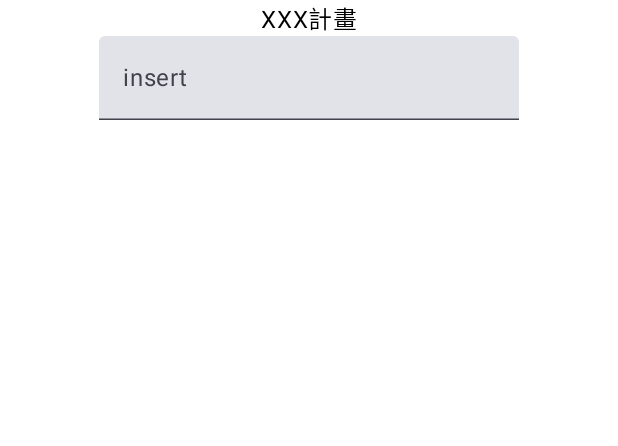
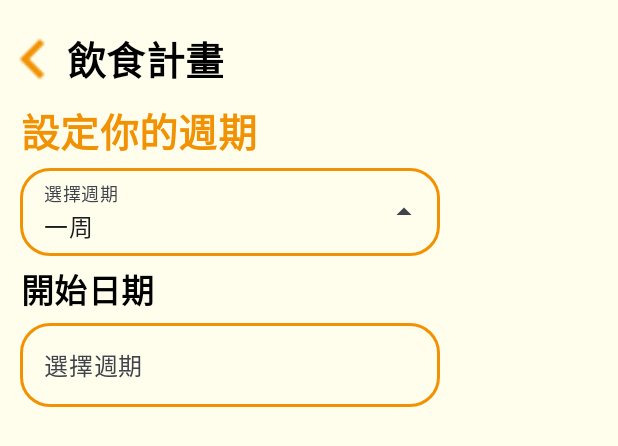
Before and after one commit to junshin4211/HealthHelper, an Android app built with Jetpack Compose: the @Preview function EditPlanPreview, on a phone screen of 412 x 824 dp. Shown: the top 446 px of the screen. Run offline under Robolectric (Android 15) with nearby library versions, the phone set to English and light mode, and no system bars.

Commit message:
update plan.Datepicker,DropDownMenu,Icon

```diff
--- a/app/src/main/java/com/example/healthhelper/plan/DefaultPlan.kt
+++ b/app/src/main/java/com/example/healthhelper/plan/DefaultPlan.kt
@@ -1,8 +1,14 @@
 package com.example.healthhelper.plan
 
+import android.content.Context
 import androidx.compose.foundation.layout.Column
 import androidx.compose.foundation.*
+import androidx.compose.foundation.layout.Arrangement
+import androidx.compose.foundation.layout.Row
 import androidx.compose.foundation.layout.fillMaxSize
+import androidx.compose.foundation.layout.fillMaxWidth
+import androidx.compose.foundation.layout.padding
+import androidx.compose.material3.MaterialTheme
 import androidx.compose.material3.Text
 import androidx.compose.material3.TextField
 import androidx.compose.runtime.Composable
@@ -12,25 +18,107 @@ import androidx.compose.runtime.remember
 import androidx.compose.runtime.setValue
 import androidx.compose.ui.Alignment
 import androidx.compose.ui.Modifier
+import androidx.compose.ui.draw.scale
 import androidx.compose.ui.graphics.Color
+import androidx.compose.ui.graphics.ColorFilter
+import androidx.compose.ui.graphics.graphicsLayer
+import androidx.compose.ui.platform.LocalContext
+import androidx.compose.ui.res.colorResource
+import androidx.compose.ui.res.painterResource
+import androidx.compose.ui.res.stringResource
+import androidx.compose.ui.text.TextStyle
+import androidx.compose.ui.text.font.FontFamily
+import androidx.compose.ui.text.font.FontWeight
+import androidx.compose.ui.text.style.TextAlign
 import androidx.compose.ui.tooling.preview.Preview
+import androidx.compose.ui.unit.dp
+import androidx.compose.ui.unit.sp
+import androidx.navigation.NavHostController
+import androidx.navigation.compose.rememberNavController
+import com.example.healthhelper.R
+import com.example.healthhelper.plan.ui.CreateDatePicker
+import com.example.healthhelper.plan.ui.CreateDropDownMenu
 import com.example.healthhelper.ui.theme.HealthHelperTheme
 
 @Composable
-fun EditPlan(planname:String){
-    var input by remember { mutableStateOf("") }
+fun EditPlan(planname:String,
+             navcontroller: NavHostController = rememberNavController(),
+             context: Context = LocalContext.current
+){
+    var selectedDate by remember { mutableStateOf("") }
     Column(
-        horizontalAlignment = Alignment.CenterHorizontally,
         modifier = Modifier
             .fillMaxSize()
-            .background(color = Color.White)
+            .background(color = colorResource(id = R.color.backgroundcolor)),
     ){
-        Text(text = "XXX計畫")
-        TextField(
-            value = input,
-            onValueChange = { input = it },
-            label = { Text("insert") }
-        )
+        Row(
+            horizontalArrangement = Arrangement.spacedBy(10.dp, Alignment.Start),
+            verticalAlignment = Alignment.CenterVertically,
+            modifier = Modifier
+                .padding(top = 20.dp, start = 10.dp, bottom = 10.dp)
+                .clickable { navcontroller.popBackStack() }
+        ) {
+            Image(
+                painter = painterResource(R.drawable.arrow),
+                contentDescription = "arrow",
+                modifier = Modifier
+                    .scale(2.2f)
+                    .graphicsLayer(scaleX = -1f),
+                colorFilter = ColorFilter.tint(colorResource(R.color.primarycolor))
+            )
+
+            Text(
+                text = "${planname}飲食計畫",
+                style = TextStyle(
+                    fontSize = 26.sp,
+                    fontFamily = FontFamily.Default,
+                    fontWeight = FontWeight(600),
+                    color = colorResource(id = R.color.black),
+                    textAlign = TextAlign.Center,
+                    letterSpacing = 0.2.sp
+                )
+            )
+        }
+
+        Column (
+            modifier = Modifier
+                .fillMaxWidth()
+                .padding(start = 13.dp),
+            verticalArrangement = Arrangement.spacedBy(6.dp)
+        ){
+            Text(
+                text = stringResource(R.string.setplantime),
+                style = TextStyle(
+                    fontSize = 26.sp,
+                    fontFamily = FontFamily.Default,
+                    fontWeight = FontWeight(600),
+                    color = colorResource(id = R.color.primarycolor),
+                    textAlign = TextAlign.Center,
+                    letterSpacing = 0.2.sp
+                )
+            )
+
+            CreateDropDownMenu(
+                options = DateRange.entries,
+                selectedOption = null,
+                onOptionSelected = {  selectedDate = it.toString()},
+                getDisplayText = { context.getString(it.title) }
+            )
+
+            Text(
+                text = stringResource(R.string.startdate),
+                style = TextStyle(
+                    fontSize = 22.sp,
+                    fontFamily = FontFamily.Default,
+                    fontWeight = FontWeight(600),
+                    color = colorResource(id = R.color.black),
+                    textAlign = TextAlign.Center,
+                    letterSpacing = 0.2.sp
+                )
+            )
+
+            CreateDatePicker(dateSelected = selectedDate)
+        }
     }
 
 }
--- a/app/src/main/java/com/example/healthhelper/plan/PlanMainScreen.kt
+++ b/app/src/main/java/com/example/healthhelper/plan/PlanMainScreen.kt
@@ -46,7 +46,7 @@ fun PlanMain(context: Context = LocalContext.current,
         modifier = Modifier
             .fillMaxSize()
             .padding(top = 10.dp, bottom = 10.dp, start = 5.dp, end = 5.dp)
-            .background(color = colorResource(id = R.color.white))
+            .background(color = colorResource(id = R.color.backgroundcolor))
     ) {
         Row(
             horizontalArrangement = Arrangement.spacedBy(10.dp, Alignment.Start),
@@ -60,7 +60,7 @@ fun PlanMain(context: Context = LocalContext.current,
                     fontSize = 40.sp,
                     fontFamily = FontFamily.Default,
                     fontWeight = FontWeight(600),
-                    color = MaterialTheme.colorScheme.primary,
+                    color = colorResource(id = R.color.black),
                     textAlign = TextAlign.Center,
                     letterSpacing = 0.2.sp
                 )
@@ -97,7 +97,7 @@ fun PlanMain(context: Context = LocalContext.current,
                     fontSize = 32.sp,
                     fontFamily = FontFamily.Default,
                     fontWeight = FontWeight(600),
-                    color = Color(0xFF000000),
+                    color = colorResource(R.color.black),
                     textAlign = TextAlign.Center,
                     letterSpacing = 0.2.sp
                 )
@@ -119,7 +119,7 @@ fun PlanMain(context: Context = LocalContext.current,
         ) {
             Image(
                 painter = painterResource(id = R.drawable.myplanimg),
-                contentDescription = "image description",
+                contentDescription = "myplanimg",
                 modifier = Modifier
                     .width(350.dp)
                     .height(188.dp)
@@ -143,7 +143,7 @@ fun PlanMain(context: Context = LocalContext.current,
                         lineHeight = 24.sp,
                         fontFamily = FontFamily.Default,
                         fontWeight = FontWeight(600),
-                        color = colorResource(R.color.black),
+                        color = colorResource(R.color.primarycolor),
                     ),
                     textAlign = TextAlign.Start,
                     modifier = Modifier
@@ -159,7 +159,7 @@ fun PlanMain(context: Context = LocalContext.current,
                         lineHeight = 24.sp,
                         fontFamily = FontFamily.Default,
                         fontWeight = FontWeight(600),
-                        color = colorResource(R.color.black),
+                        color = colorResource(R.color.primarycolor),
                     ),
                     textAlign = TextAlign.Start,
                     modifier = Modifier
@@ -237,7 +237,7 @@ fun PlanMain(context: Context = LocalContext.current,
                         lineHeight = 24.sp,
                         fontFamily = FontFamily.Default,
                         fontWeight = FontWeight(600),
-                        color = colorResource(R.color.black),
+                        color = colorResource(R.color.primarycolor),
                     ),
                     textAlign = TextAlign.Start,
                     modifier = Modifier
@@ -253,7 +253,7 @@ fun PlanMain(context: Context = LocalContext.current,
                         lineHeight = 24.sp,
                         fontFamily = FontFamily.Default,
                         fontWeight = FontWeight(600),
-                        color = colorResource(R.color.black),
+                        color = colorResource(R.color.primarycolor),
                     ),
                     textAlign = TextAlign.Start,
                     modifier = Modifier
@@ -272,7 +272,7 @@ fun CreateBar(context: Context,navcontroller: NavHostController) {
     var tabindex by remember { mutableIntStateOf(0) }
     TabRow(
         selectedTabIndex = tabindex,
-        containerColor = colorResource(id = R.color.white),
+        containerColor = colorResource(id = R.color.backgroundcolor),
         divider = {
             HorizontalDivider(
                 color = colorResource(R.color.darkgray), thickness = 2.dp
@@ -284,7 +284,7 @@ fun CreateBar(context: Context,navcontroller: NavHostController) {
                 text = {
                     Text(
                         text = description.getbar(context),
-                        color = colorResource(id = R.color.black),
+                        color = colorResource(id = R.color.primarycolor),
                         fontWeight = FontWeight(600)
                     )
                 },
@@ -292,37 +292,37 @@ fun CreateBar(context: Context,navcontroller: NavHostController) {
                 onClick = {
                     tabindex = index
                     navcontroller.navigate(description.name)
-                          },
+                },
                 icon = {
                     when (index) {
                         0 -> Icon(
                             painter = painterResource(R.drawable.protein),
                             contentDescription = description.getbar(context),
-                            tint = colorResource(id = R.color.black)
+                            tint = colorResource(id = R.color.primarycolor)
                         )
 
                         1 -> Icon(
                             painter = painterResource(R.drawable.lowcarb),
                             contentDescription = description.getbar(context),
-                            tint = colorResource(id = R.color.black)
+                            tint = colorResource(id = R.color.primarycolor)
                         )
 
                         2 -> Icon(
                             painter = painterResource(R.drawable.ketone),
                             contentDescription = description.getbar(context),
-                            tint = colorResource(id = R.color.black)
+                            tint = colorResource(id = R.color.primarycolor)
                         )
 
                         3 -> Icon(
                             painter = painterResource(R.drawable.mediterra),
                             contentDescription = description.getbar(context),
-                            tint = colorResource(id = R.color.black)
+                            tint = colorResource(id = R.color.primarycolor)
                         )
 
                         4 -> Icon(
                             painter = painterResource(R.drawable.custom),
                             contentDescription = description.getbar(context),
-                            tint = colorResource(id = R.color.black)
+                            tint = colorResource(id = R.color.primarycolor)
                         )
                     }
                 }
--- a/app/src/main/java/com/example/healthhelper/plan/PlanNav.kt
+++ b/app/src/main/java/com/example/healthhelper/plan/PlanNav.kt
@@ -1,6 +1,7 @@
 package com.example.healthhelper.plan
 
 import androidx.compose.runtime.Composable
+import androidx.compose.ui.platform.LocalContext
 import androidx.navigation.NavHostController
 import androidx.navigation.compose.NavHost
 import androidx.navigation.compose.composable
@@ -9,6 +10,7 @@ import androidx.navigation.compose.rememberNavController
 @Composable
 fun Plan(){
     val navController :NavHostController= rememberNavController()
+    val context = LocalContext.current
     NavHost(
         navController = navController,
         startDestination = PlanPage.DietPlan.name,
@@ -17,14 +19,14 @@ fun Plan(){
             PlanMain(navcontroller = navController)
         }
         composable(route = Bar.HighProtein.name) {
-            EditPlan(Bar.HighProtein.name)
+            EditPlan(Bar.HighProtein.getbar(context), navcontroller = navController)
         }
         composable(route = Bar.LowCarb.name) {
             //EditPlan()
         }
         composable(route = Bar.Ketone.name) {
             //EditPlan()
-            }
+        }
         composable(route = Bar.Mediterra.name) {
             //EditPlan()
         }
--- a/app/src/main/java/com/example/healthhelper/plan/PlanTitle.kt
+++ b/app/src/main/java/com/example/healthhelper/plan/PlanTitle.kt
@@ -2,6 +2,7 @@ package com.example.healthhelper.plan
 
 import android.content.Context
 import androidx.annotation.StringRes
+import androidx.compose.ui.platform.LocalContext
 import com.example.healthhelper.R
 
 enum class PlanPage(@StringRes val title: Int) {
@@ -27,3 +28,12 @@ enum class Bar(@StringRes val title: Int){
         return context.getString(title)
     }
 }
+
+enum class DateRange(@StringRes val title: Int){
+    AWeek(title = R.string.aweek),
+    HalfMonth(title = R.string.halfmonth),
+    AMonth(title = R.string.amonth),
+    ThreeMonth(title = R.string.threemonth),
+    SixMonth(title = R.string.sixmonth);
+
+}
--- /dev/null
+++ b/app/src/main/java/com/example/healthhelper/plan/ui/DatePicker.kt
@@ -0,0 +1,51 @@
+package com.example.healthhelper.plan.ui
+
+import androidx.compose.foundation.border
+import androidx.compose.foundation.shape.RoundedCornerShape
+import androidx.compose.material3.Text
+import androidx.compose.material3.TextField
+import androidx.compose.material3.TextFieldDefaults
+import androidx.compose.runtime.Composable
+import androidx.compose.runtime.getValue
+import androidx.compose.runtime.mutableStateOf
+import androidx.compose.runtime.remember
+import androidx.compose.runtime.setValue
+import androidx.compose.ui.Modifier
+import androidx.compose.ui.graphics.Color
+import androidx.compose.ui.res.colorResource
+import androidx.compose.ui.res.stringResource
+import androidx.compose.ui.unit.dp
+import com.example.healthhelper.R
+
+@Composable
+fun CreateDatePicker(
+    dateSelected: String
+){
+    var inputText by remember { mutableStateOf("") }
+    TextField(
+        readOnly = true,
+        value = dateSelected,
+        onValueChange = {  },
+        singleLine = true,
+        label = { Text(text = stringResource(R.string.pickdaterange)) },
+        trailingIcon = {  },
+        modifier = Modifier
+            .border(
+                width = 2.dp,
+                color = colorResource(id = R.color.primarycolor),
+                shape = RoundedCornerShape(20.dp)),
+
+        colors = TextFieldDefaults.colors(
+            focusedContainerColor = Color.Transparent,
+            unfocusedContainerColor = Color.Transparent,
+            unfocusedIndicatorColor = Color.Transparent,
+            focusedIndicatorColor = Color.Transparent
+        )
+    )
+}
+
+fun dateformater(
+    dateSelected: String
+){
+
+}
--- /dev/null
+++ b/app/src/main/java/com/example/healthhelper/plan/ui/DropDownMenu.kt
@@ -0,0 +1,92 @@
+package com.example.healthhelper.plan.ui
+
+
+import androidx.compose.foundation.border
+import androidx.compose.foundation.shape.RoundedCornerShape
+import androidx.compose.material3.DropdownMenuItem
+import androidx.compose.material3.ExperimentalMaterial3Api
+import androidx.compose.material3.ExposedDropdownMenuBox
+import androidx.compose.material3.Text
+import androidx.compose.material3.TextField
+import androidx.compose.material3.TextFieldDefaults
+import androidx.compose.runtime.Composable
+import androidx.compose.runtime.getValue
+import androidx.compose.runtime.mutableStateOf
+import androidx.compose.runtime.remember
+import androidx.compose.runtime.setValue
+import androidx.compose.ui.Modifier
+import androidx.compose.ui.graphics.Color
+import androidx.compose.ui.res.colorResource
+import androidx.compose.ui.res.stringResource
+import androidx.compose.ui.tooling.preview.Preview
+import androidx.compose.ui.unit.dp
+import com.example.healthhelper.R
+import com.example.healthhelper.ui.theme.HealthHelperTheme
+
+@OptIn(ExperimentalMaterial3Api::class)
+@Composable
+fun <T> CreateDropDownMenu(
+    options: List<T>,
+    selectedOption: T?,
+    onOptionSelected: (T) -> Unit,
+    getDisplayText: (T) -> String
+) {
+    var expanded by remember { mutableStateOf(false) }
+    var selectedText by remember { mutableStateOf(getDisplayText(selectedOption ?: options.first())) }
+
+    ExposedDropdownMenuBox(
+        expanded = expanded,
+        onExpandedChange = { expanded = it }
+    ) {
+        TextField(
+            readOnly = true,
+            value = selectedText,
+            onValueChange = {  },
+            singleLine = true,
+            label = { Text(text = stringResource(R.string.pickdaterange)) },
+            trailingIcon = { if (expanded) CreateArrow() else CreateArrow(true) },
+            modifier = Modifier
+                .menuAnchor()
+                .border(
+                    width = 2.dp,
+                    color = colorResource(id = R.color.primarycolor),
+                    if (expanded) {RoundedCornerShape(topStart = 20.dp, topEnd = 20.dp)} else {RoundedCornerShape(20.dp)}),
+            colors = TextFieldDefaults.colors(
+                focusedContainerColor = Color.Transparent,
+                unfocusedContainerColor = Color.Transparent,
+                unfocusedIndicatorColor = Color.Transparent,
+                focusedIndicatorColor = Color.Transparent
+            )
+        )
+
+        ExposedDropdownMenu(
+            expanded = expanded,
+            onDismissRequest = { expanded = false },
+            modifier = Modifier
+                .border(
+                    width = 2.dp,
+                    color = colorResource(id = R.color.primarycolor)
+                )
+        ) {
+            options.forEach { option ->
+                DropdownMenuItem(
+                    text = { Text(getDisplayText(option)) },
+                    onClick = {
+                        selectedText = getDisplayText(option)
+                        onOptionSelected(option)
+                        expanded = false
+                    }
+                )
+            }
+        }
+    }
+}
+
+
+@Preview(locale = "zh-rTW")
+@Composable
+fun EditPlanPreview() {
+    HealthHelperTheme {
+        //CreateDropDownMenu()
+    }
+}
--- /dev/null
+++ b/app/src/main/java/com/example/healthhelper/plan/ui/Icon.kt
@@ -0,0 +1,31 @@
+package com.example.healthhelper.plan.ui
+
+import androidx.compose.material.icons.Icons
+import androidx.compose.material.icons.filled.ArrowDropDown
+import androidx.compose.material3.Icon
+import androidx.compose.runtime.Composable
+import androidx.compose.ui.Modifier
+import androidx.compose.ui.graphics.graphicsLayer
+import androidx.compose.ui.tooling.preview.Preview
+
+@Composable
+fun CreateArrow(expanded: Boolean = false) {
+    if (expanded) {
+        Icon(
+            imageVector = Icons.Default.ArrowDropDown,
+            contentDescription = "arrowup",
+            modifier = Modifier.graphicsLayer(scaleY = -1f)
+        )
+    } else {
+        Icon(
+            imageVector = Icons.Default.ArrowDropDown,
+            contentDescription = "arrowdown"
+        )
+    }
+}
+
+@Preview(showBackground = true)
+@Composable
+fun CreateArrowPreview() {
+    CreateArrow()
+}
--- a/app/src/main/java/com/example/healthhelper/ui/theme/Theme.kt
+++ b/app/src/main/java/com/example/healthhelper/ui/theme/Theme.kt
@@ -14,7 +14,7 @@ import androidx.compose.ui.platform.LocalContext
 private val DarkColorScheme = darkColorScheme(
     primary = Purple80,
     secondary = PurpleGrey80,
-    tertiary = Pink80
+    tertiary = Pink80,
 )
 
 private val LightColorScheme = lightColorScheme(
--- a/app/src/main/res/values/strings.xml
+++ b/app/src/main/res/values/strings.xml
@@ -49,6 +49,14 @@
     <string name="editplan">EditPlan</string>
     <string name="manageplan">ManagePlan</string>
     <string name="checkedit">CheckEdit</string>
+    <string name="setplantime">設定你的週期</string>
+    <string name="pickdaterange">選擇週期</string>
+    <string name="aweek">一周</string>
+    <string name="halfmonth">半個月</string>
+    <string name="amonth">一個月</string>
+    <string name="threemonth">三個月</string>
+    <string name="sixmonth">半年</string>
+    <string name="startdate">開始日期</string>
     <string name="management">management</string>
     <string name="community">community</string>
     <string name="diary">diary</string>
```
